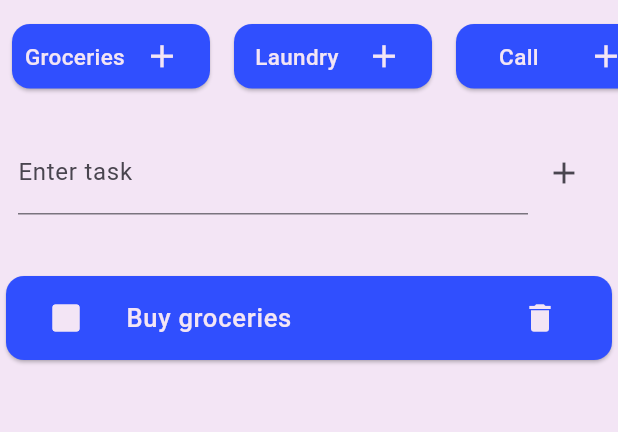
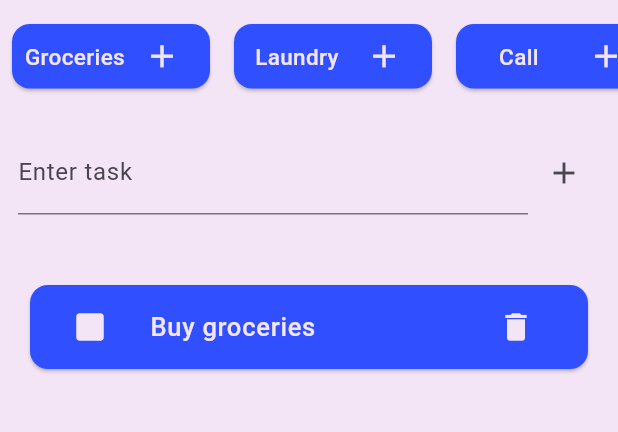
Before and after one commit to Jcruz525/Task-Tracker, a Flutter app: the TaskTracker screen opened by its route, after a tap on the "add" icon, on a phone screen of 412 x 824 dp, the part 84-516 px from its top. Run offline on Flutter 3.47's test engine with Material 3 defaults, Android fonts, the phone set to English and light mode, and no system bars.

Commit message:
task_tracker updates

```diff
--- a/lib/pages/task_tracker.dart
+++ b/lib/pages/task_tracker.dart
@@ -153,6 +153,7 @@ class TaskTrackerState extends State<TaskTracker> {
               itemBuilder: (context, index) {
                 final task = tasks[index];
                 return Card(
+                  margin: EdgeInsets.symmetric(horizontal: 20, vertical: 10),
                   color: Colors.indigoAccent[700],
                   child: ListTile(
                     leading: Theme(
@@ -181,6 +182,7 @@ class TaskTrackerState extends State<TaskTracker> {
                         decoration: task['done']
                             ? TextDecoration.lineThrough
                             : TextDecoration.none,
+                        decorationThickness: 4.0,
                         color: Colors.purple[50],
                         fontWeight: FontWeight.w500,
                         fontSize: 17,
```
